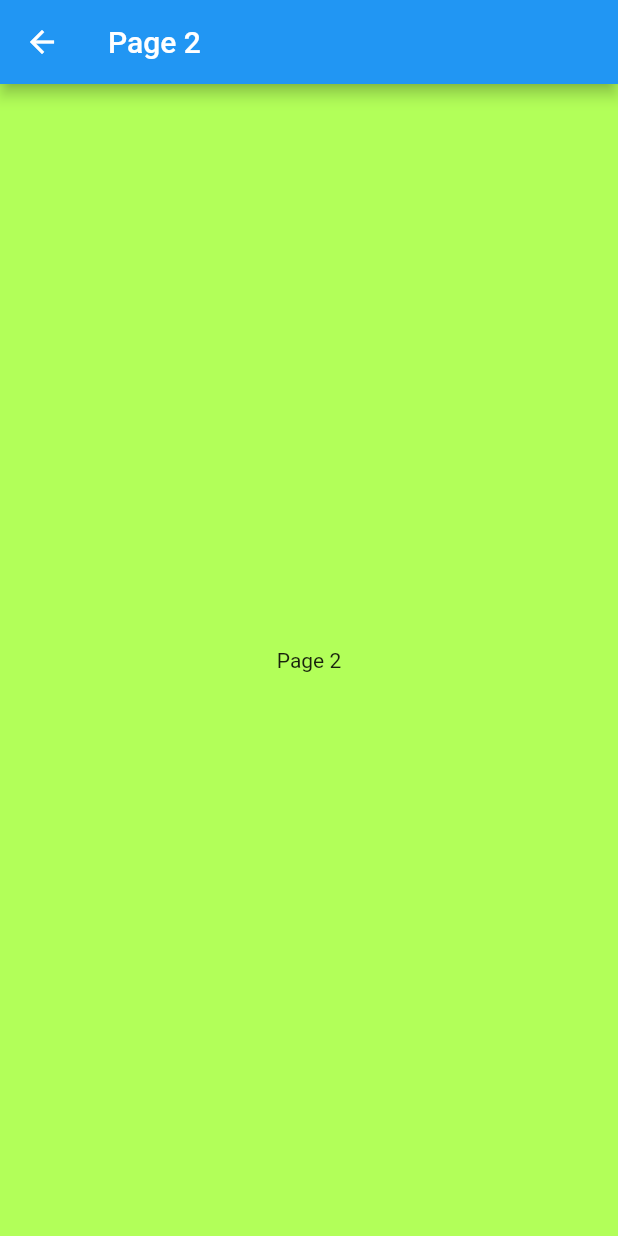
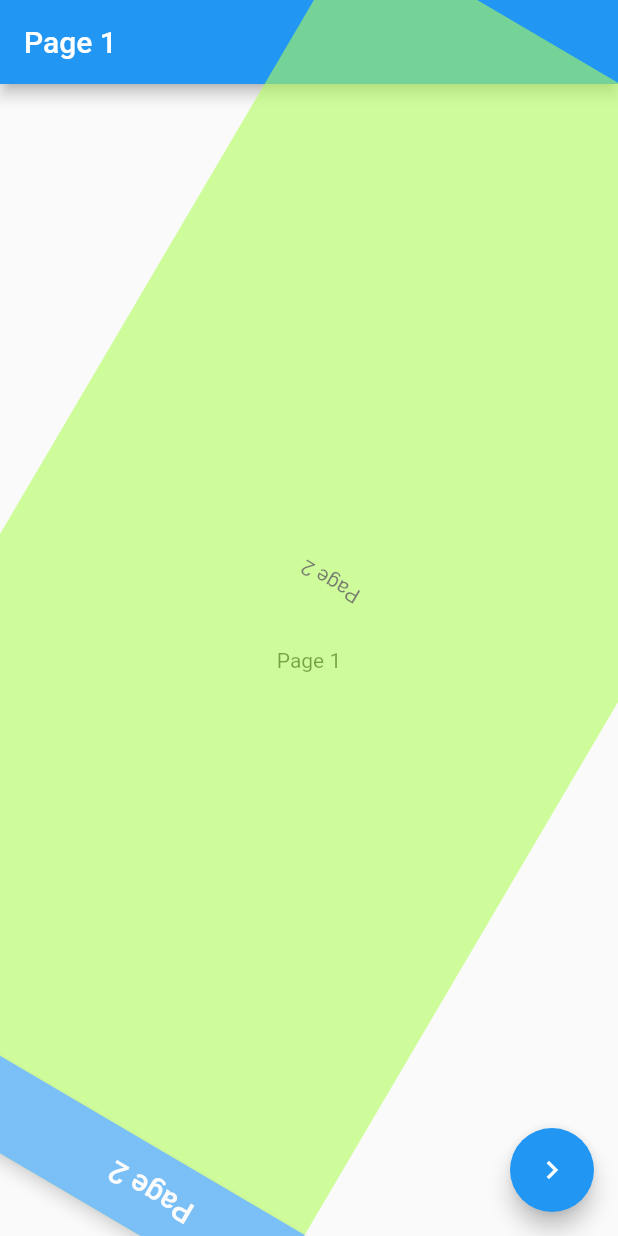
Before and after one commit to CodingCarnage/FlutterUIUX-FH-transicion_app, a Flutter app: the screen it shows after launch, after a tap on the "chevron right" icon, on a phone screen of 412 x 824 dp. Run offline on Flutter 3.47's test engine with Material 2 defaults, Android fonts, the light colour scheme and no system bars.

Commit message:
Se agregaron dos transiciones simultaneamente.

```diff
--- a/lib/pages/page1_page.dart
+++ b/lib/pages/page1_page.dart
@@ -29,8 +29,8 @@
         Animation<double> animation,
         Animation<double> secondaryAnimation
       ) => Page2Page(),
-      // transitionDuration: Duration(seconds: 2),
-      // reverseTransitionDuration: Duration(seconds: 2),
+      transitionDuration: Duration(seconds: 2),
+      reverseTransitionDuration: Duration(seconds: 2),
       transitionsBuilder: (
         context,
         animation,
@@ -50,9 +50,16 @@
         //   turns: Tween<double>(begin: 0.0, end: 1.0).animate(curvedAnimation),
         //   child: child,
         // );
-        return FadeTransition(
-          opacity: Tween<double>(begin: 0.0, end: 1.0).animate(curvedAnimation),
-          child: child,
+        // return FadeTransition(
+        //   opacity: Tween<double>(begin: 0.0, end: 1.0).animate(curvedAnimation),
+        //   child: child,
+        // );
+        return RotationTransition(
+          turns: Tween<double>(begin: 0.0, end: 1.0).animate(curvedAnimation),
+          child: FadeTransition(
+            opacity: Tween<double>(begin: 0.0, end: 1.0).animate(curvedAnimation),
+            child: child,
+          ),
         );
       },
     );
```
